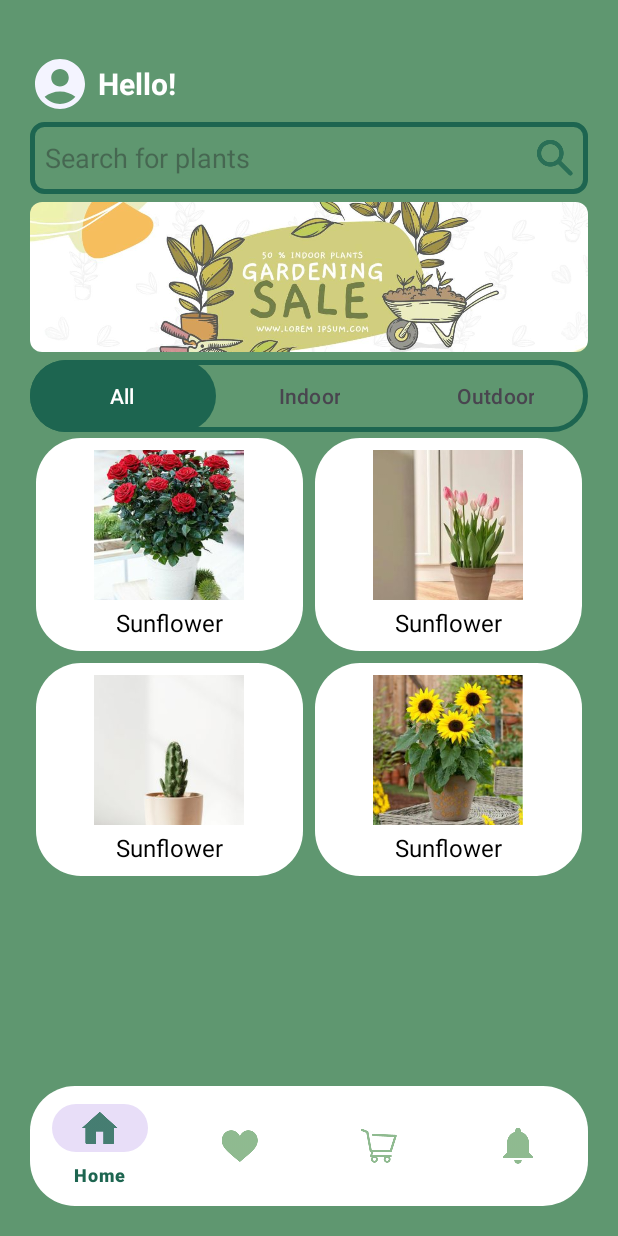
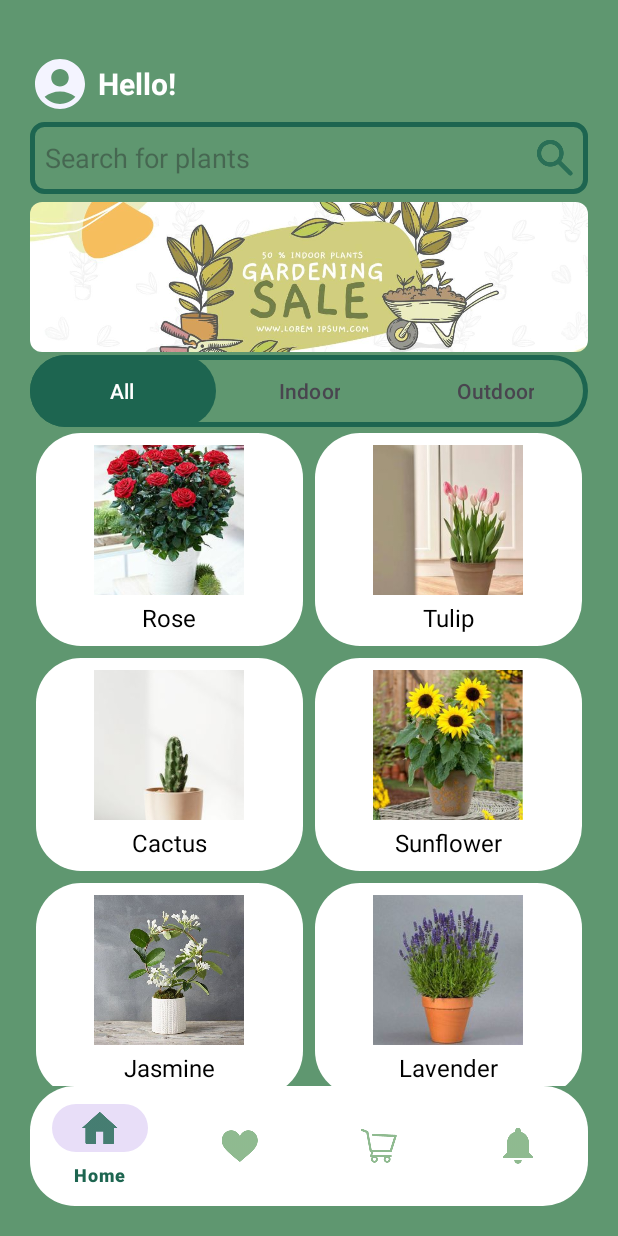
Before and after one commit to Mahfuza-Nasrin/Plantly, an Android app: the screen it shows after launch once a user with an empty profile is signed in (HomePageActivity), on a phone screen of 412 x 824 dp. Run offline under Robolectric (Android 15) with nearby library versions, the light colour scheme and no system bars; our stand-ins replace Firebase (no records; nobody signed in at launch, a user with empty details on screens opened directly).

Commit message:
Updated ViewPager

```diff
--- a/app/src/main/java/com/example/plantly/AllPlantFragment.java
+++ b/app/src/main/java/com/example/plantly/AllPlantFragment.java
@@ -37,6 +37,8 @@ public class AllPlantFragment extends Fragment {
         plantList.add(new PlantModel("Tulip", R.drawable.tulip_image));
         plantList.add(new PlantModel("Cactus", R.drawable.cactus_image));
         plantList.add(new PlantModel("Sunflower", R.drawable.sunflower_image));
+        plantList.add(new PlantModel("Jasmine", R.drawable.jasmine_image));
+        plantList.add(new PlantModel("Lavender", R.drawable.lavender_image));
 
         // Set up adapter
         PlantAdapter adapter = new PlantAdapter(plantList);
--- a/app/src/main/java/com/example/plantly/PlantAdapter.java
+++ b/app/src/main/java/com/example/plantly/PlantAdapter.java
@@ -26,7 +26,7 @@ public class PlantAdapter extends RecyclerView.Adapter<PlantAdapter.PlantViewHol
     @Override
     public void onBindViewHolder(@NonNull PlantViewHolder holder, int position) {
         PlantModel plant = plantList.get(position);
-        holder.plantNameTextView.setText(PlantModel.getName());
+        holder.plantNameTextView.setText(plant.getName());
         holder.plantImageView.setImageResource(plant.getImageResourceId()); // Set image
     }
 
--- a/app/src/main/java/com/example/plantly/PlantModel.java
+++ b/app/src/main/java/com/example/plantly/PlantModel.java
@@ -3,7 +3,7 @@ package com.example.plantly;
 public class PlantModel {
 
 
-        private static String name;
+        private String name;
         private int imageResourceId;
 
         public PlantModel(String name, int imageResourceId) {
@@ -11,7 +11,7 @@ public class PlantModel {
             this.imageResourceId = imageResourceId;
         }
 
-        public static String getName() {
+        public  String getName() {
             return name;
         }
 
--- a/app/src/main/res/layout/activity_home_page.xml
+++ b/app/src/main/res/layout/activity_home_page.xml
@@ -4,16 +4,15 @@
     android:layout_width="match_parent"
     android:layout_height="match_parent"
     android:background="@color/app_color"
-    android:orientation="vertical"
     android:padding="20dp"
     tools:context=".HomePageActivity">
 
+
     <LinearLayout
+        android:id="@+id/layout_greetingAndSearchbar"
         android:layout_width="match_parent"
         android:layout_height="wrap_content"
-        android:orientation="vertical"
-        android:id="@+id/layout_greetingAndSearchbar">
-
+        android:orientation="vertical">
 
         <LinearLayout
             android:layout_width="match_parent"
@@ -40,8 +39,6 @@
                 android:textColor="@color/white"
                 android:textSize="20sp"
                 android:textStyle="bold" />
-
-
         </LinearLayout>
 
         <EditText
@@ -54,59 +51,59 @@
             android:inputType="text"
             android:minHeight="48dp"
             android:padding="10dp"
-            app:endIconMode="custom"
-            />
+            app:endIconMode="custom" />
+    </LinearLayout>
 
-    </LinearLayout>
+
     <LinearLayout
+        android:id="@+id/layout_homeBanner"
         android:layout_width="match_parent"
-        android:layout_height="100dp"
+        android:layout_height="wrap_content"
+        android:layout_below="@+id/layout_greetingAndSearchbar"
+        android:layout_marginTop="5dp"
         android:background="@drawable/border"
         android:clipToOutline="true"
-        android:layout_below="@+id/layout_greetingAndSearchbar"
-        android:layout_marginTop="5dp"
-        android:id="@+id/layout_homeBanner"
         >
 
         <ImageView
             android:id="@+id/homeBanner"
             android:layout_width="match_parent"
-        android:layout_height="match_parent"
+            android:layout_height="100dp"
             android:scaleType="centerCrop"
             android:src="@drawable/homebanner"
+
             />
+    </LinearLayout>
 
-</LinearLayout>
 
     <LinearLayout
         android:id="@+id/layout_tabLayout"
         android:layout_width="match_parent"
-        android:layout_height="390dp"
+        android:layout_height="0dp"
         android:layout_below="@+id/layout_homeBanner"
-        android:layout_marginTop="5dp"
-        android:orientation="vertical">
+        android:layout_above="@+id/layout_bottomNav"
+        android:orientation="vertical"
+        android:layout_marginTop="2dp">
 
         <com.google.android.material.tabs.TabLayout
             android:id="@+id/tabLayout"
             android:layout_width="match_parent"
             android:layout_height="wrap_content"
+            android:background="@drawable/border_for_tab"
+            android:contentDescription="@string/app_name"
             app:tabIndicator="@drawable/card"
+            app:tabIndicatorAnimationMode="elastic"
             app:tabIndicatorColor="@color/app_color_dark"
-            app:tabIndicatorAnimationMode="elastic"
+            app:tabIndicatorFullWidth="true"
             app:tabIndicatorGravity="stretch"
             app:tabMode="fixed"
-            app:tabSelectedTextColor="@color/white"
-            tools:ignore="SpeakableTextPresentCheck"
-            app:tabIndicatorFullWidth="true"
-            android:background="@drawable/border_for_tab"
-            />
+            app:tabSelectedTextColor="@color/white" />
 
         <androidx.viewpager2.widget.ViewPager2
             android:id="@+id/viewPager2"
             android:layout_width="match_parent"
-            android:layout_height="match_parent" />
-
-
+            android:layout_height="0dp"
+            android:layout_weight="1" />
     </LinearLayout>
 
 
@@ -118,12 +115,11 @@
 
         <com.google.android.material.bottomnavigation.BottomNavigationView
             android:id="@+id/bottomNavBar"
-            android:layout_width="wrap_content"
+            android:layout_width="match_parent"
             android:layout_height="wrap_content"
             android:background="@drawable/bar"
             app:itemIconTint="@drawable/select"
             app:itemTextColor="@drawable/select"
             app:menu="@menu/bottom_nav_menu" />
-
     </LinearLayout>
 </RelativeLayout>
--- a/app/src/main/res/layout/item_plant.xml
+++ b/app/src/main/res/layout/item_plant.xml
@@ -15,7 +15,8 @@
         android:layout_width="100dp"
         android:layout_height="100dp"
         android:scaleType="centerCrop"
-        android:src="@drawable/sample_item_img" />
+        android:src="@drawable/sample_item_img"
+        />
 
     <TextView
         android:id="@+id/plantNameTextView"
```
Also changed, not shown: app/src/main/res/drawable/jasmine_image.jpg (added), app/src/main/res/drawable/lavender_image.jpg (added). Lines whose indentation alone changed are shown as unchanged.
